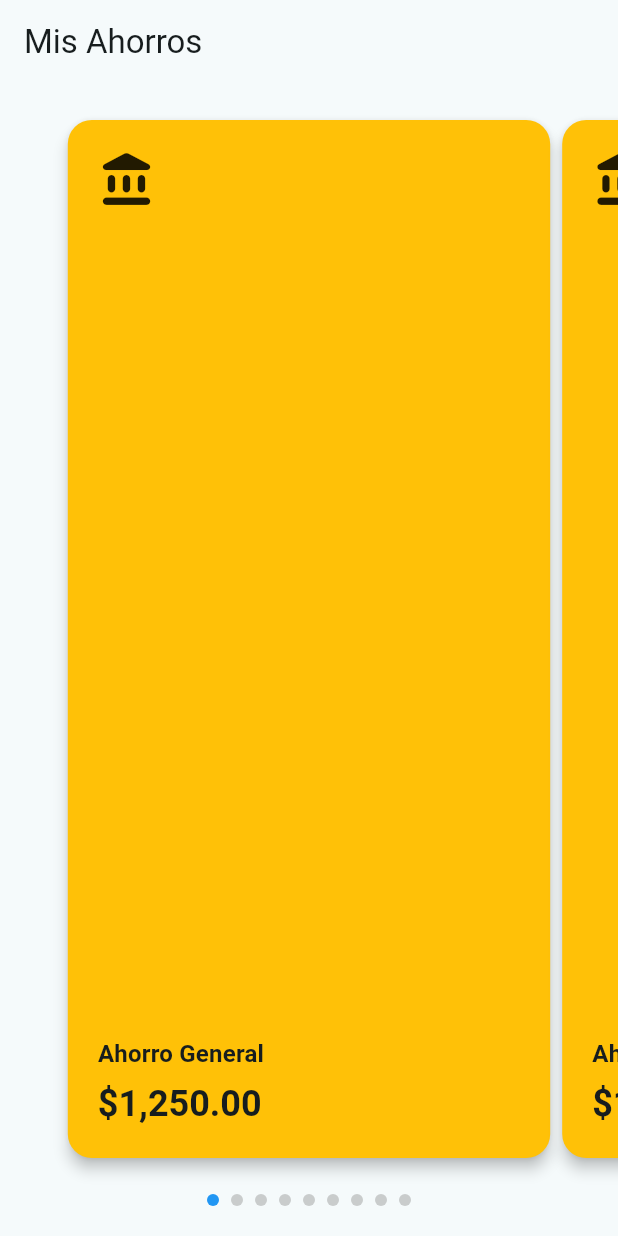
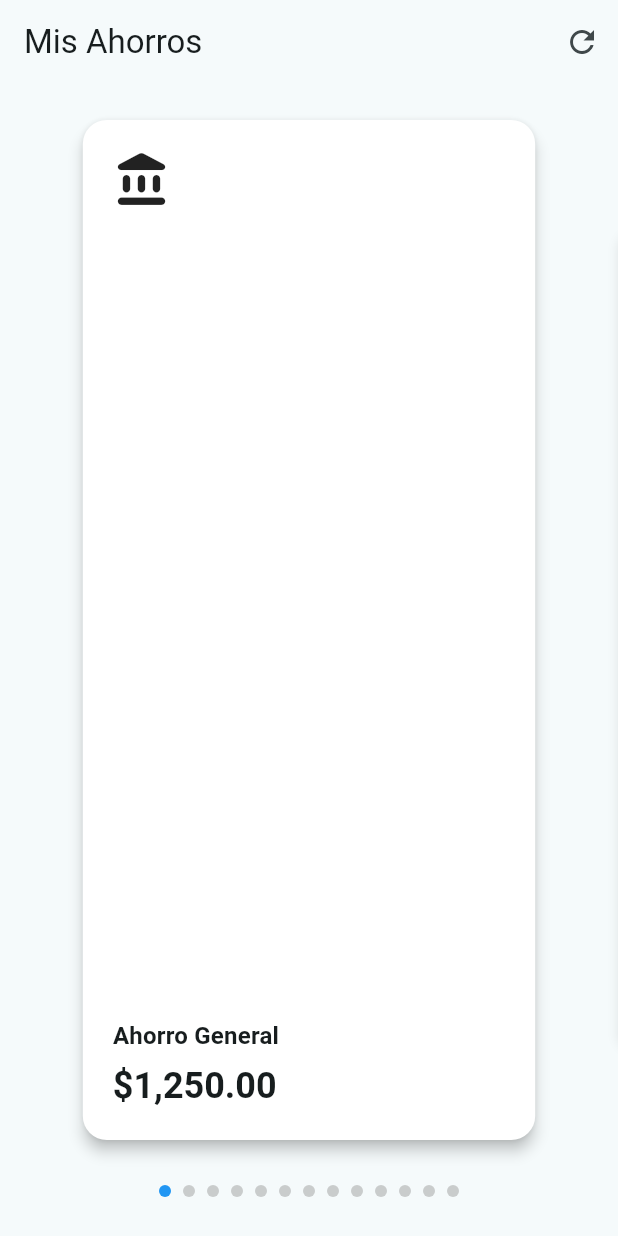
Before and after one commit to hasprilla/app_widgets_p, a Flutter app: the screen it shows after launch, on a phone screen of 412 x 824 dp. Run offline on Flutter 3.47's test engine with Material 3 defaults, Android fonts, the phone set to English and light mode, and no system bars; our stand-ins replace bloc, flutter_bloc.

Commit message:
Con listado

```diff
--- a/lib/ahorros/ahorros.dart
+++ b/lib/ahorros/ahorros.dart
@@ -1,2 +1,2 @@
-export 'widgets/widgets.dart';
+// export 'widgets/widgets.dart';
 export 'ahorros_screen.dart';
--- a/lib/ahorros/ahorros_screen.dart
+++ b/lib/ahorros/ahorros_screen.dart
@@ -1,11 +1,14 @@
-import 'package:app_widgets_p/ahorros/widgets/card_ahorro.dart';
 import 'package:flutter/material.dart';
 import 'package:flutter_bloc/flutter_bloc.dart';
 
 import 'cubit/ahorros_cubit.dart';
 
 class AhorrosScreen extends StatelessWidget {
-  const AhorrosScreen({super.key});
+  const AhorrosScreen(
+      {super.key, required this.tiposAhorro, required this.montos});
+
+  final List<String> tiposAhorro;
+  final List<String> montos;
 
   @override
   Widget build(BuildContext context) {
@@ -14,9 +17,31 @@ class AhorrosScreen extends StatelessWidget {
       child: Scaffold(
         appBar: AppBar(
           title: const Text('Mis Ahorros'),
+          actions: [
+            IconButton(
+              icon: const Icon(Icons.refresh),
+              onPressed: () {
+                final cubit = context.read<AhorrosCubit>();
+
+                cubit.syncWithArrays(tiposAhorro, montos);
+              },
+            ),
+          ],
         ),
         body: BlocBuilder<AhorrosCubit, AhorrosState>(
           builder: (context, state) {
+            final minCount = tiposAhorro.length <= montos.length
+                ? tiposAhorro.length
+                : montos.length;
+
+            if (minCount != state.itemCount) {
+              WidgetsBinding.instance.addPostFrameCallback((_) {
+                context
+                    .read<AhorrosCubit>()
+                    .syncWithArrays(tiposAhorro, montos);
+              });
+            }
+
             return Column(
               children: [
                 Expanded(
@@ -25,7 +50,7 @@ class AhorrosScreen extends StatelessWidget {
                     onPageChanged: (int page) {
                       context.read<AhorrosCubit>().onPageChanged(page);
                     },
-                    itemCount: 9,
+                    itemCount: state.itemCount,
                     itemBuilder: (context, index) {
                       return AnimatedBuilder(
                         animation: state.pageController,
@@ -40,34 +65,21 @@ class AhorrosScreen extends StatelessWidget {
                             child: child,
                           );
                         },
-                        child: const CardAhorro(),
+                        child: CardAhorro(
+                          index: index,
+                          tiposAhorro: tiposAhorro,
+                          montos: montos,
+                        ),
                       );
                     },
                   ),
                 ),
-                Container(
-                  padding: const EdgeInsets.only(bottom: 20),
-                  child: Row(
-                    mainAxisAlignment: MainAxisAlignment.center,
-                    children: List<Widget>.generate(9, (int index) {
-                      return GestureDetector(
-                        onTap: () {
-                          context.read<AhorrosCubit>().changePage(index);
-                        },
-                        child: Container(
-                          width: 8.0,
-                          height: 8.0,
-                          margin: const EdgeInsets.symmetric(horizontal: 4.0),
-                          decoration: BoxDecoration(
-                            shape: BoxShape.circle,
-                            color: index == state.currentPage
-                                ? Colors.blue
-                                : Colors.grey.withOpacity(0.5),
-                          ),
-                        ),
-                      );
-                    }),
-                  ),
+                PaginacionAhorros(
+                  currentPage: state.currentPage,
+                  itemCount: state.itemCount,
+                  onPageChanged: (index) {
+                    context.read<AhorrosCubit>().changePage(index);
+                  },
                 ),
               ],
             );
@@ -77,3 +89,117 @@ class AhorrosScreen extends StatelessWidget {
     );
   }
 }
+
+class CardAhorro extends StatelessWidget {
+  final int index;
+  final List<String> tiposAhorro;
+  final List<String> montos;
+
+  const CardAhorro({
+    super.key,
+    required this.index,
+    required this.tiposAhorro,
+    required this.montos,
+  });
+
+  @override
+  Widget build(BuildContext context) {
+    final safeIndex =
+        index < tiposAhorro.length && index < montos.length ? index : 0;
+
+    return Padding(
+      padding: const EdgeInsets.symmetric(horizontal: 10.0, vertical: 20),
+      child: SizedBox(
+        height: MediaQuery.of(context).size.height * 0.23,
+        child: Card(
+          elevation: 4,
+          shape: RoundedRectangleBorder(
+            borderRadius: BorderRadius.circular(16.0),
+          ),
+          color: Colors.white,
+          child: Padding(
+            padding: const EdgeInsets.all(20.0),
+            child: Column(
+              mainAxisAlignment: MainAxisAlignment.spaceBetween,
+              crossAxisAlignment: CrossAxisAlignment.start,
+              children: [
+                const Icon(
+                  Icons.account_balance_rounded,
+                  size: 40,
+                ),
+                Column(
+                  crossAxisAlignment: CrossAxisAlignment.start,
+                  children: [
+                    Text(
+                      tiposAhorro[safeIndex],
+                      style: Theme.of(context).textTheme.titleMedium?.copyWith(
+                            fontWeight: FontWeight.bold,
+                          ),
+                    ),
+                    const SizedBox(height: 5),
+                    Text(
+                      montos[safeIndex],
+                      style:
+                          Theme.of(context).textTheme.headlineSmall?.copyWith(
+                                fontWeight: FontWeight.bold,
+                              ),
+                    ),
+                  ],
+                ),
+              ],
+            ),
+          ),
+        ),
+      ),
+    );
+  }
+}
+
+class PaginacionAhorros extends StatelessWidget {
+  final int currentPage;
+  final int itemCount;
+  final ValueChanged<int> onPageChanged;
+
+  const PaginacionAhorros({
+    super.key,
+    required this.currentPage,
+    required this.itemCount,
+    required this.onPageChanged,
+  });
+
+  @override
+  Widget build(BuildContext context) {
+    return Container(
+      padding: const EdgeInsets.only(bottom: 20),
+      child: Row(
+        mainAxisAlignment: MainAxisAlignment.center,
+        children: [
+          SizedBox(
+            height: 20,
+            child: ListView.builder(
+              scrollDirection: Axis.horizontal,
+              shrinkWrap: true,
+              itemCount: itemCount,
+              itemBuilder: (context, index) {
+                return GestureDetector(
+                  onTap: () => onPageChanged(index),
+                  child: Container(
+                    width: 8.0,
+                    height: 8.0,
+                    margin: const EdgeInsets.symmetric(horizontal: 4.0),
+                    decoration: BoxDecoration(
+                      shape: BoxShape.circle,
+                      color: index == currentPage
+                          ? Colors.blue
+                          : Colors.grey.withOpacity(0.5),
+                    ),
+                  ),
+                );
+              },
+            ),
+          ),
+        ],
+      ),
+    );
+  }
+}
--- a/lib/ahorros/cubit/ahorros_cubit.dart
+++ b/lib/ahorros/cubit/ahorros_cubit.dart
@@ -8,9 +8,11 @@ class AhorrosCubit extends Cubit<AhorrosState> {
       : super(AhorrosState(
           currentPage: 0,
           pageController: PageController(viewportFraction: 0.8),
+          itemCount: 1,
         ));
 
   void changePage(int newPage) {
+    if (newPage >= 0 && newPage < state.itemCount) {
       state.pageController.animateToPage(
         newPage,
         duration: const Duration(milliseconds: 300),
@@ -19,9 +21,24 @@ class AhorrosCubit extends Cubit<AhorrosState> {
 
       emit(state.copyWith(currentPage: newPage));
     }
+  }
 
   void onPageChanged(int page) {
+    if (page >= 0 && page < state.itemCount) {
       emit(state.copyWith(currentPage: page));
+    }
+  }
+
+  void syncWithArrays(List<dynamic> array1, List<dynamic> array2) {
+    final minLength =
+        array1.length <= array2.length ? array1.length : array2.length;
+    if (minLength != state.itemCount) {
+      emit(state.copyWith(itemCount: minLength));
+
+      if (state.currentPage >= minLength) {
+        changePage(minLength - 1);
+      }
+    }
   }
 
   @override
--- a/lib/ahorros/cubit/ahorros_state.dart
+++ b/lib/ahorros/cubit/ahorros_state.dart
@@ -3,13 +3,23 @@ part of 'ahorros_cubit.dart';
 class AhorrosState {
   final int currentPage;
   final PageController pageController;
+  final int itemCount;
 
-  AhorrosState({required this.currentPage, required this.pageController});
+  AhorrosState({
+    required this.currentPage,
+    required this.pageController,
+    required this.itemCount,
+  });
 
-  AhorrosState copyWith({int? currentPage, PageController? pageController}) {
+  AhorrosState copyWith({
+    int? currentPage,
+    PageController? pageController,
+    int? itemCount,
+  }) {
     return AhorrosState(
       currentPage: currentPage ?? this.currentPage,
       pageController: pageController ?? this.pageController,
+      itemCount: itemCount ?? this.itemCount,
     );
   }
 }
--- a/lib/main.dart
+++ b/lib/main.dart
@@ -5,6 +5,38 @@ import 'package:flutter/material.dart';
 void main() {
   runApp(const MyApp());
 }
+
+final List<String> _tiposAhorro = [
+  'Ahorro General',
+  'Ahorro Emergencia',
+  'Ahorro Vacaciones',
+  'Ahorro Educación',
+  'Ahorro Retiro',
+  'Ahorro Hogar',
+  'Ahorro Salud',
+  'Ahorro Inversión',
+  'Ahorro Personal',
+  'Ahorro Otros',
+  'Ahorro Ksj',
+  'Ahorro Ksjssss',
+  'Ahorro Otro mas',
+];
+
+final List<String> _montos = [
+  '\$1,250.00',
+  '\$3,500.00',
+  '\$2,100.00',
+  '\$4,300.00',
+  '\$8,750.00',
+  '\$1,900.00',
+  '\$2,500.00',
+  '\$5,200.00',
+  '\$1,000.00',
+  '\$44,000.00',
+  '\$44,000.00',
+  '\$3,00.00',
+  '\$344,00.00',
+];
 
 class MyApp extends StatelessWidget {
   const MyApp({super.key});
@@ -15,7 +47,10 @@ class MyApp extends StatelessWidget {
       debugShowCheckedModeBanner: false,
       title: 'App Widgets',
       theme: AppTheme().getTheme(),
-      home: const AhorrosScreen(),
+      home: AhorrosScreen(
+        tiposAhorro: _tiposAhorro,
+        montos: _montos,
+      ),
     );
   }
 }
```
Lines whose indentation alone changed are shown as unchanged.
